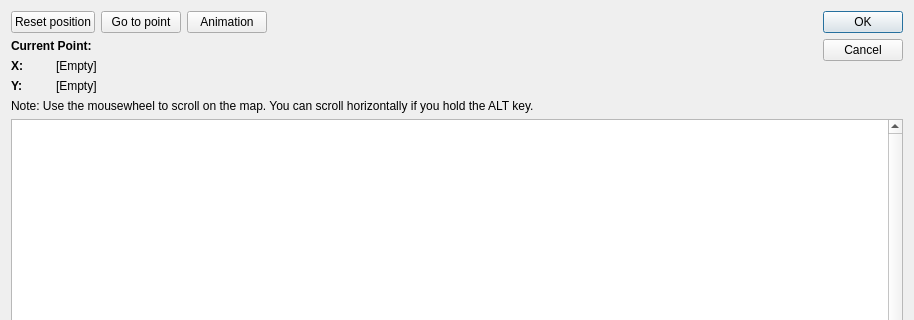
Before: the Qt Designer form Editor/wld_point_dialog/wld_setpoint.ui in WohlSoft/Moondust-Project, drawn with Qt 5; both pictures show x 0 to 914 and y 0 to 320 of the 914 by 750 pixel window.
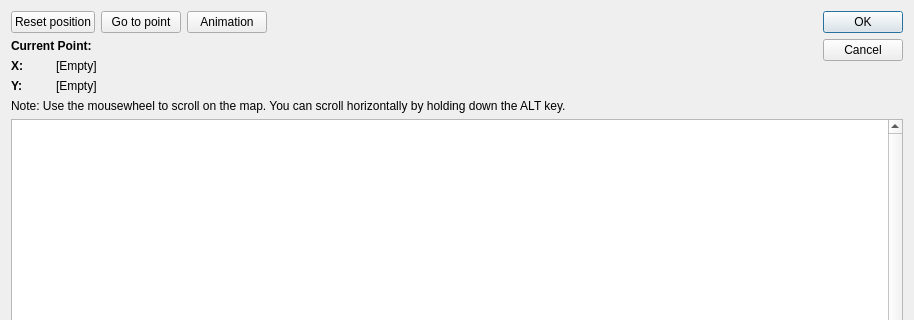
After: the same form once the commit is applied. Icons and pictures are not drawn.

What changed in the file:
```diff
--- a/Editor/wld_point_dialog/wld_setpoint.ui
+++ b/Editor/wld_point_dialog/wld_setpoint.ui
@@ -73,7 +73,7 @@
    <item row="4" column="0" colspan="7">
     <widget class="QLabel" name="label_4">
      <property name="text">
-      <string>Note: Use the mousewheel to scroll on the map. You can scroll horizontally if you hold the ALT key.</string>
+      <string>Note: Use the mousewheel to scroll on the map. You can scroll horizontally by holding down the ALT key.</string>
      </property>
     </widget>
    </item>
```
